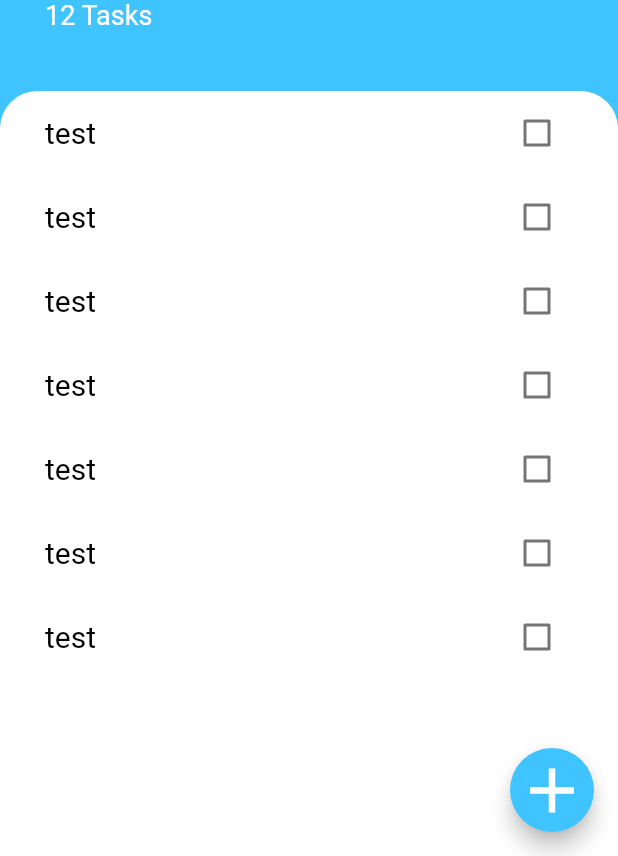
After one commit to AlexToxin/todoey_flutter, a Flutter app: the screen it shows after launch, on a phone screen of 412 x 824 dp, the part 380-1236 px from its top. The commit adds this screen. Run offline on Flutter 3.47's test engine with Material 2 defaults, Android fonts, the phone set to English and light mode, and no system bars.

Commit message:
The ListView Challenge (mine + Angela)

```diff
--- /dev/null
+++ b/lib/components/task_tile.dart
@@ -0,0 +1,39 @@
+import 'package:flutter/cupertino.dart';
+import 'package:flutter/material.dart';
+import 'package:todoeyflutter/themes/main.dart';
+
+class TaskTile extends StatefulWidget {
+  final String text;
+  bool _checked = false;
+
+  TaskTile({this.text});
+
+  @override
+  _TaskTileState createState() => _TaskTileState();
+}
+
+class _TaskTileState extends State<TaskTile> {
+  @override
+  Widget build(BuildContext context) {
+    return ListTile(
+      contentPadding: EdgeInsets.all(0),
+      title: Text(
+        widget.text,
+        style: MainTheme.kItemTextStyle.copyWith(
+          decoration: widget._checked
+              ? TextDecoration.lineThrough
+              : TextDecoration.none,
+        ),
+      ),
+      trailing: Checkbox(
+        value: widget._checked,
+        onChanged: (bool value) {
+          setState(() {
+            widget._checked = value;
+          });
+        },
+        focusColor: MainTheme.kTextColor,
+      ),
+    );
+  }
+}
--- /dev/null
+++ b/lib/components/tasks_list.dart
@@ -0,0 +1,23 @@
+import 'package:flutter/material.dart';
+import 'package:todoeyflutter/components/task_tile.dart';
+
+class TasksList extends StatelessWidget {
+  const TasksList({
+    Key key,
+  }) : super(key: key);
+
+  @override
+  Widget build(BuildContext context) {
+    return ListView(
+      children: <Widget>[
+        TaskTile(text: 'test'),
+        TaskTile(text: 'test'),
+        TaskTile(text: 'test'),
+        TaskTile(text: 'test'),
+        TaskTile(text: 'test'),
+        TaskTile(text: 'test'),
+        TaskTile(text: 'test'),
+      ],
+    );
+  }
+}
```
Also changed, not shown: lib/components/task.dart (deleted, +0 -41 lines), lib/screens/tasks_screen.dart (+14 -26 lines).
